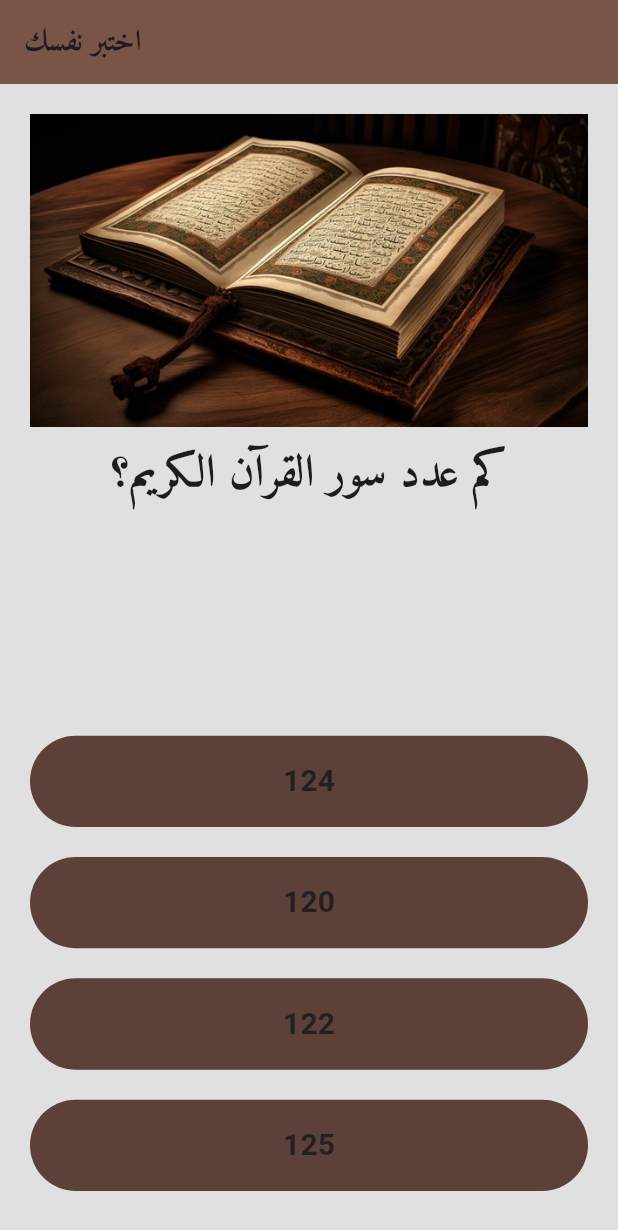
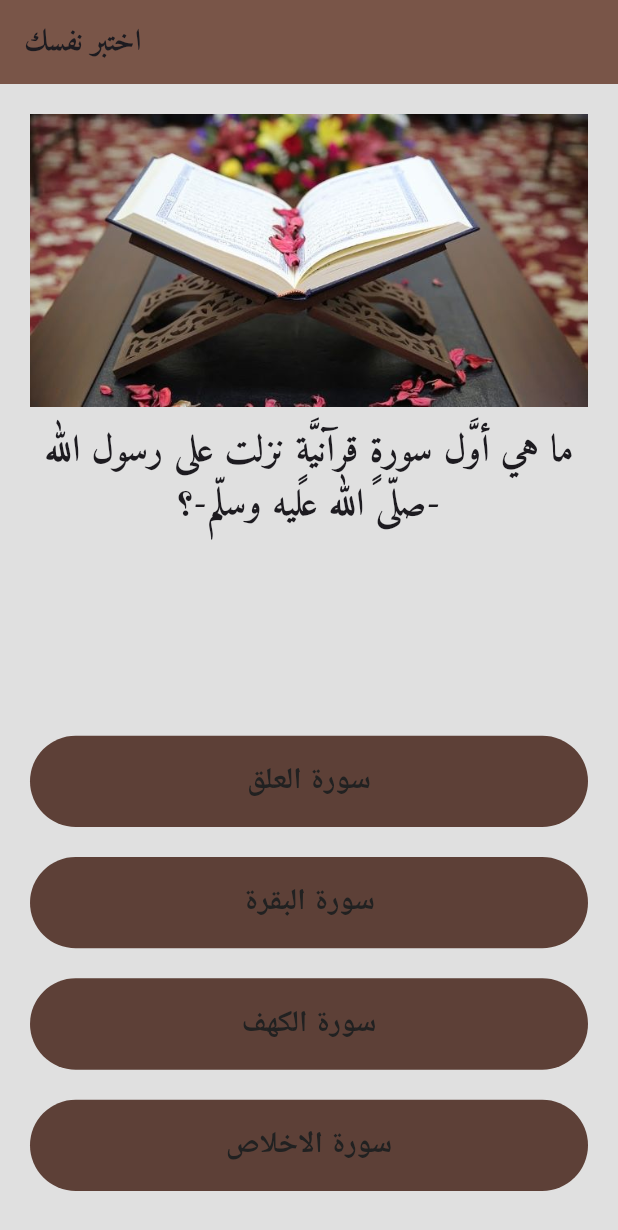
Before and after one commit to mai882002/exam_app, a Flutter app: the screen it shows after launch, after a tap on "120", on a phone screen of 412 x 824 dp. Shown: the top 1230 px of the screen. Run offline on Flutter 3.47's test engine with Material 3 defaults, Android fonts, the phone set to English and light mode, and no system bars.

Commit message:
3 commit

```diff
--- a/lib/main.dart
+++ b/lib/main.dart
@@ -38,7 +38,7 @@ class ExamPage extends StatefulWidget {
 
 class _ExamPageState extends State<ExamPage> {
   List<Padding> answerResult = [];
-  List<String> Questions = [
+  List<String> questions = [
     'كم عدد سور القرآن الكريم؟',
     'ما هي أوَّل سورةٍ قرآنيَّةٍ نزلت على رسول الله -صلّى الله عليه وسلّم-؟',
     'ما هي السُّورة التي تعدُّ أمُّ الكتاب؟',
@@ -48,6 +48,31 @@ class _ExamPageState extends State<ExamPage> {
     'كم هي المدَّة التي استغرقها نزول القرآن الكريم؟',
     'أين اختبأ رسول الله -عليه السّلام- هو وأبو بكر في طريقه للهجرة؟'
   ];
+  int questionNumber = 0;
+
+  List<List<String>> answers = [
+    ['120', '124', '121', '125'],
+    ['سورة العلق', 'سورة البقرة', 'سورة الكهف', 'سورة الاخلاص'],
+    ['سورة الطلاق', 'سورة الفاتحة', 'سورة النمل', 'سورة الحجر'],
+    ['سورة الإسراء', 'سورة مريم', 'سورة ال عمران', 'سورة التوبة'],
+    ['سورة الرعد', 'سورة يونس', 'سورة يوسف', 'سورة هود'],
+    ['193', ' 139', '194 ', ' 149'],
+    ['20 ', '21', '22 ', '23'],
+    ['غار جبل أحد', 'غار سلع', 'غار ثور', 'غار حراء'],
+  ];
+
+  // قائمة الصور
+  List<String> images = [
+    'images/pic1.jpg',
+    'images/pic2.jpg',
+    'images/pic3.jpg',
+    'images/pic4.jpg',
+    'images/pic5.jpg',
+    'images/pic6.jpg',
+    'images/pic7.jpg',
+    'images/pic8.jpg',
+  ];
+
   @override
   Widget build(BuildContext context) {
     return Column(
@@ -60,16 +85,17 @@ class _ExamPageState extends State<ExamPage> {
           flex: 5,
           child: Column(
             children: [
-              Image.asset('images/pic1.jpg'),
+              Image.asset(
+                  images[questionNumber]), // عرض الصورة بناءً على السؤال
               SizedBox(
-                height: 10,
+                height: 12,
               ),
               Text(
-                Questions[0],
+                questions[questionNumber],
                 textAlign: TextAlign.center,
                 style: TextStyle(
                   fontFamily: 'Amiri',
-                  fontSize: 30,
+                  fontSize: 25,
                   fontWeight: FontWeight.bold,
                 ),
               ),
@@ -82,19 +108,14 @@ class _ExamPageState extends State<ExamPage> {
             child: TextButton(
               onPressed: () {
                 setState(() {
-                  answerResult.add(
-                    Padding(
-                      padding: const EdgeInsets.all(3),
-                      child: Icon(
-                        Icons.thumb_up,
-                        color: Colors.green,
-                      ),
-                    ),
-                  );
+                  questionNumber++;
+                  if (questionNumber >= questions.length) {
+                    questionNumber = 0; // إعادة البدء بعد الانتهاء
+                  }
                 });
               },
               child: Text(
-                '124',
+                answers[questionNumber][0],
                 style: TextStyle(
                   color: Color(0xFF212121),
                   fontSize: 20,
@@ -102,7 +123,7 @@ class _ExamPageState extends State<ExamPage> {
                 ),
               ),
               style: TextButton.styleFrom(
-                backgroundColor: Color(0xFF5d4037), // لون الخلفية
+                backgroundColor: Color(0xFF5d4037),
               ),
             ),
           ),
@@ -111,9 +132,16 @@ class _ExamPageState extends State<ExamPage> {
           child: Padding(
             padding: const EdgeInsets.symmetric(vertical: 10),
             child: TextButton(
-              onPressed: () {},
+              onPressed: () {
+                setState(() {
+                  questionNumber++;
+                  if (questionNumber >= questions.length) {
+                    questionNumber = 0;
+                  }
+                });
+              },
               child: Text(
-                '120',
+                answers[questionNumber][1],
                 style: TextStyle(
                   color: Color(0xFF212121),
                   fontSize: 20,
@@ -121,7 +149,7 @@ class _ExamPageState extends State<ExamPage> {
                 ),
               ),
               style: TextButton.styleFrom(
-                backgroundColor: Color(0xFF5d4037), // لون الخلفية
+                backgroundColor: Color(0xFF5d4037),
               ),
             ),
           ),
@@ -130,9 +158,16 @@ class _ExamPageState extends State<ExamPage> {
           child: Padding(
             padding: const EdgeInsets.symmetric(vertical: 10),
             child: TextButton(
-              onPressed: () {},
+              onPressed: () {
+                setState(() {
+                  questionNumber++;
+                  if (questionNumber >= questions.length) {
+                    questionNumber = 0;
+                  }
+                });
+              },
               child: Text(
-                '122',
+                answers[questionNumber][2],
                 style: TextStyle(
                   color: Color(0xFF212121),
                   fontSize: 20,
@@ -140,7 +175,7 @@ class _ExamPageState extends State<ExamPage> {
                 ),
               ),
               style: TextButton.styleFrom(
-                backgroundColor: Color(0xFF5d4037), // لون الخلفية
+                backgroundColor: Color(0xFF5d4037),
               ),
             ),
           ),
@@ -149,9 +184,16 @@ class _ExamPageState extends State<ExamPage> {
           child: Padding(
             padding: const EdgeInsets.symmetric(vertical: 10),
             child: TextButton(
-              onPressed: () {},
+              onPressed: () {
+                setState(() {
+                  questionNumber++;
+                  if (questionNumber >= questions.length) {
+                    questionNumber = 0;
+                  }
+                });
+              },
               child: Text(
-                '125',
+                answers[questionNumber][3],
                 style: TextStyle(
                   color: Color(0xFF212121),
                   fontSize: 20,
@@ -159,7 +201,7 @@ class _ExamPageState extends State<ExamPage> {
                 ),
               ),
               style: TextButton.styleFrom(
-                backgroundColor: Color(0xFF5d4037), // لون الخلفية
+                backgroundColor: Color(0xFF5d4037),
               ),
             ),
           ),
```
Also changed, not shown: images/pic4.jpg, images/pic5.jpg (added), images/pic5j.jpg (deleted), images/pic8.jpg (added).
